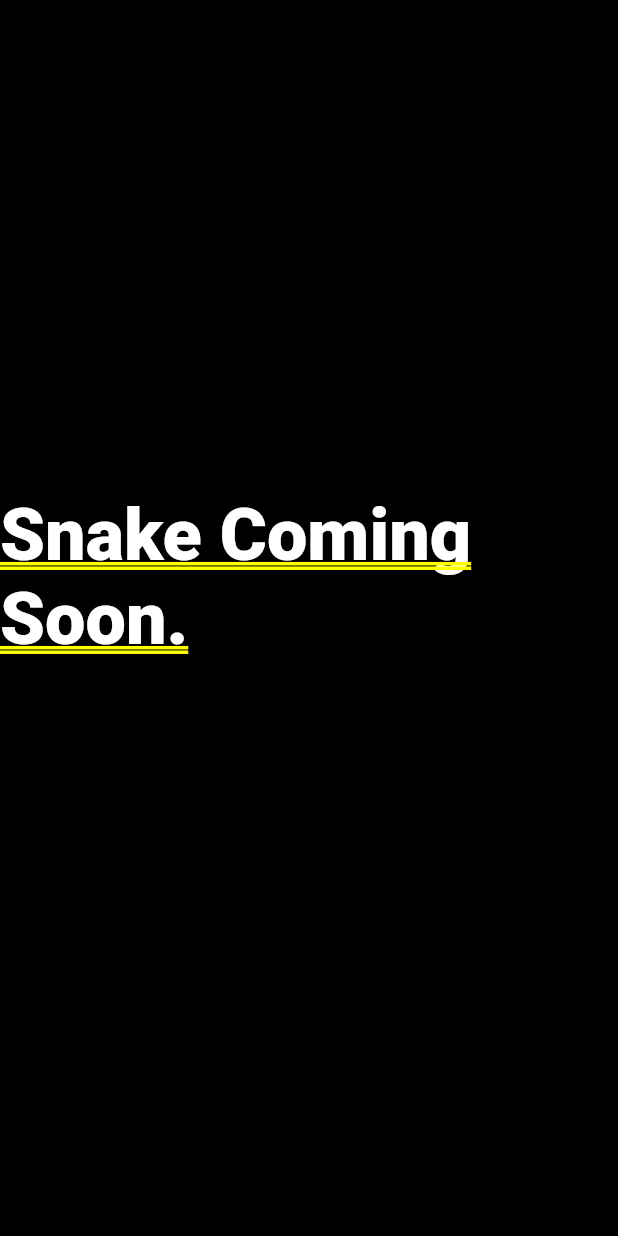
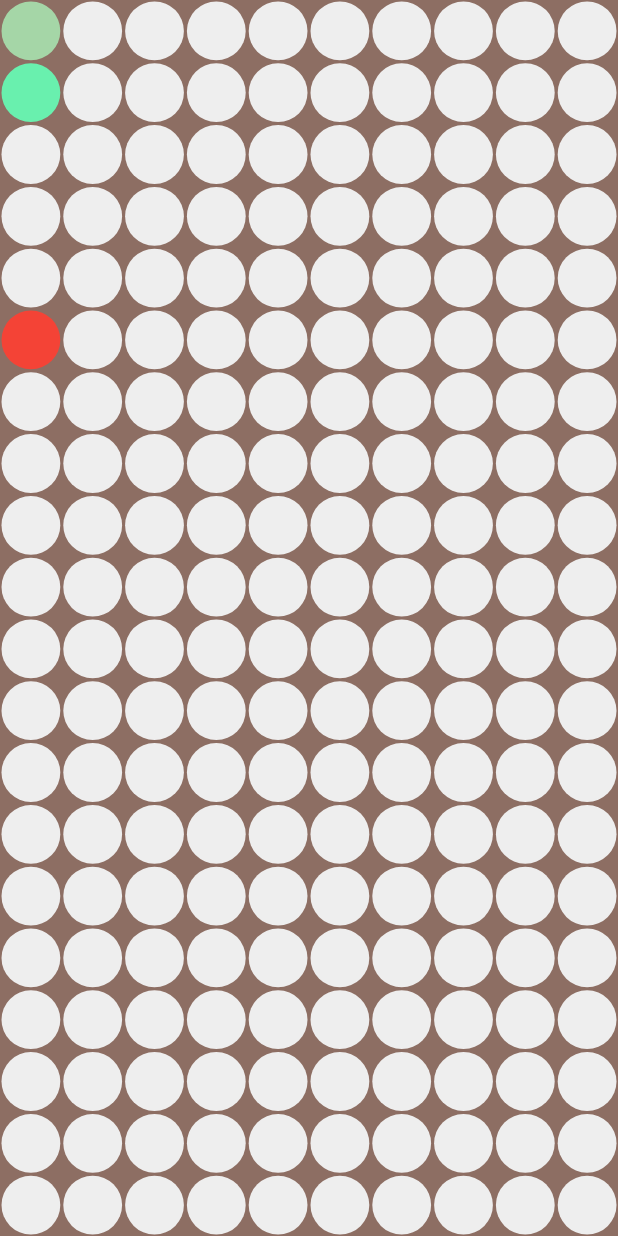
Before and after one commit to blong005/GameLibrary, a Flutter app: the SnakeApp screen opened directly, on a phone screen of 412 x 824 dp. Run offline on Flutter 3.47's test engine with Material 2 defaults, Android fonts, the phone set to English and light mode, and no system bars; network calls fail.

Commit message:
Created GridView of 10 x 20 Unit Snake Map.  Initialized Snake Body and Fuji Apple Positions and Color

```diff
--- a/lib/pages/Snake.dart
+++ b/lib/pages/Snake.dart
@@ -1,6 +1,6 @@
 import 'package:flutter/material.dart';
-import 'dart:math';
-import 'dart:async';
+//import 'dart:math';
+//import 'dart:async';
 
 
 
@@ -22,24 +22,77 @@ class SnakeApp extends StatefulWidget {
 
 class _SnakeAppState extends State<SnakeApp> {
 
-  final int numSquaresRow = 20;
-  final int numSquaresCol= 40;
+  final int numSquaresRow = 10;       //grid size dimensions
+  final int numSquaresCol= 20;
+  var snake = [[0,1], [0,0]];         //snake start position of size 2 units
+  var apple = [0, 5];                 //start pos of food
+  bool inGame = false;                //flag signals movement
+  var dir = "down";                   //movement direction
 
   @override
   Widget build(BuildContext context) {
     return Scaffold(
-      backgroundColor: Colors.black,
-      body: Center(
-        child: RichText(text: TextSpan(
-          style: DefaultTextStyle.of(context).style,
-          children: <TextSpan> [
-            TextSpan(
-              text: "Snake Coming Soon. \n",
-              style: TextStyle(color: Colors.white)
+     backgroundColor: Colors.brown[400],
+     body: Column(
+       mainAxisAlignment: MainAxisAlignment.spaceEvenly,
+       crossAxisAlignment: CrossAxisAlignment.stretch,
+      children: <Widget>[
+        Expanded(
+          child: GestureDetector(
+            child: AspectRatio(
+              aspectRatio: numSquaresRow / numSquaresCol,             //Aspect Ratio: width / height , uses double
+              child: GridView.builder(
+                physics: NeverScrollableScrollPhysics(),
+                gridDelegate: SliverGridDelegateWithFixedCrossAxisCount(
+                  crossAxisCount: numSquaresRow,
+                ),
+                itemCount: numSquaresRow * numSquaresCol,
+                itemBuilder: (BuildContext context, int index) {
+
+                  bool isBody = false;
+
+                  var x = index % numSquaresRow;
+                  var y = (index / numSquaresRow).floor();
+
+                  //Identifying snake body
+                  for (var pos in snake){
+                    if ( pos[0] == x && pos[1] == y){
+                      isBody = true;
+                      break;
+                    }
+                  }
+
+                  //Applying color to snake body, apple, and map
+                  var color;
+                  if (snake.first[0] == x && snake.first[1] == y) {
+                    color = Colors.greenAccent;
+                  }
+                  else if(isBody) {
+                    color = Colors.green[200];
+                  }
+                  else if(apple[0] == x && apple[1] == y) {
+                    color = Colors.red;
+                  }
+                  else{
+                    color = Colors.grey[200];
+                  }
+
+                  //return container for build
+                  return Container(
+                    margin: EdgeInsets.all(1),
+                    decoration: BoxDecoration(
+                      color: color,
+                      //color: Colors.yellow[100],
+                      shape: BoxShape.circle,
+                    ),
+                  );
+                }
+              ),
             )
-          ]
-        ),)
-      )
+          )
+        )
+       ],
+     )
     );
   }
 }
```
